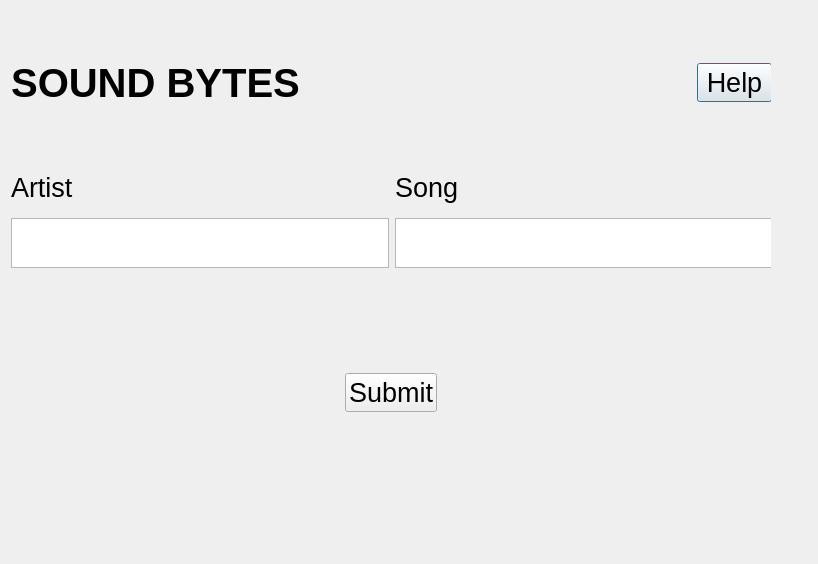
This is Sound Bytes Application/MainWindow.ui in juliamelchert/sound-bytes as Qt 5 draws it before an edit. The edited form follows.
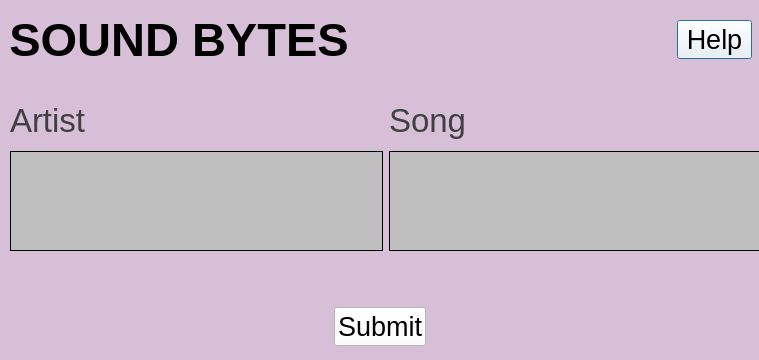
This is the edited form. The open tabs and pages were chosen to show the change.

Commit message: Refactored code so there were no code smells and updated UI design

Patch:
```diff
--- a/Sound Bytes Application/MainWindow.ui
+++ b/Sound Bytes Application/MainWindow.ui
@@ -6,8 +6,8 @@
    <rect>
     <x>0</x>
     <y>0</y>
-    <width>818</width>
-    <height>564</height>
+    <width>759</width>
+    <height>360</height>
    </rect>
   </property>
   <property name="windowTitle">
@@ -19,8 +19,8 @@
    </property>
    <property name="geometry">
     <rect>
-     <x>10</x>
-     <y>40</y>
+     <x>0</x>
+     <y>-30</y>
      <width>761</width>
      <height>421</height>
     </rect>
@@ -35,18 +35,34 @@
       <height>421</height>
      </size>
     </property>
-    <widget class="QWidget" name="layoutWidget">
+    <property name="autoFillBackground">
+     <bool>false</bool>
+    </property>
+    <widget class="QWidget" name="widget" native="true">
      <property name="geometry">
       <rect>
-       <x>1</x>
-       <y>20</y>
+       <x>0</x>
+       <y>0</y>
        <width>761</width>
-       <height>401</height>
+       <height>391</height>
       </rect>
      </property>
+     <property name="styleSheet">
+      <string notr="true">background-color: rgb(216,191,216);</string>
+     </property>
      <layout class="QVBoxLayout" name="verticalLayout_3">
+      <property name="leftMargin">
+       <number>0</number>
+      </property>
+      <property name="topMargin">
+       <number>39</number>
+      </property>
       <item>
+       <widget class="QWidget" name="widget" native="true">
        <layout class="QHBoxLayout" name="horizontalLayout_3">
+         <property name="topMargin">
+          <number>0</number>
+         </property>
         <item alignment="Qt::AlignLeft">
          <widget class="QLabel" name="label">
           <property name="maximumSize">
@@ -57,11 +73,13 @@
           </property>
           <property name="font">
            <font>
-            <pointsize>30</pointsize>
-            <weight>75</weight>
+             <pointsize>35</pointsize>
             <bold>true</bold>
            </font>
           </property>
+           <property name="styleSheet">
+            <string notr="true">color: black</string>
+           </property>
           <property name="text">
            <string>SOUND BYTES</string>
           </property>
@@ -72,6 +90,12 @@
         </item>
         <item alignment="Qt::AlignRight">
          <widget class="QPushButton" name="helpButton">
+           <property name="minimumSize">
+            <size>
+             <width>0</width>
+             <height>0</height>
+            </size>
+           </property>
           <property name="maximumSize">
            <size>
             <width>75</width>
@@ -83,23 +107,30 @@
             <pointsize>20</pointsize>
            </font>
           </property>
+           <property name="styleSheet">
+            <string notr="true">background-color: white; color: black;</string>
+           </property>
           <property name="text">
            <string>Help</string>
           </property>
          </widget>
         </item>
        </layout>
+       </widget>
       </item>
       <item>
        <layout class="QHBoxLayout" name="horizontalLayout">
         <property name="spacing">
          <number>6</number>
         </property>
+        <property name="leftMargin">
+         <number>10</number>
+        </property>
         <property name="topMargin">
-         <number>50</number>
+         <number>10</number>
         </property>
         <property name="bottomMargin">
-         <number>50</number>
+         <number>35</number>
         </property>
         <item>
          <layout class="QVBoxLayout" name="verticalLayout">
@@ -113,9 +144,12 @@
             </property>
             <property name="font">
              <font>
-              <pointsize>20</pointsize>
+              <pointsize>25</pointsize>
              </font>
             </property>
+            <property name="styleSheet">
+             <string notr="true">color: rgb(64, 64, 64)</string>
+            </property>
             <property name="text">
              <string>Artist</string>
             </property>
@@ -126,18 +160,24 @@
             <property name="minimumSize">
              <size>
               <width>0</width>
-              <height>10</height>
+              <height>50</height>
              </size>
             </property>
             <property name="maximumSize">
              <size>
               <width>16777215</width>
-              <height>50</height>
+              <height>100</height>
              </size>
             </property>
+            <property name="styleSheet">
+             <string notr="true">background-color: rgb(191, 191, 191); border: 1px solid black</string>
+            </property>
+            <property name="lineWidth">
+             <number>1</number>
+            </property>
             <property name="html">
              <string>&lt;!DOCTYPE HTML PUBLIC &quot;-//W3C//DTD HTML 4.0//EN&quot; &quot;http://www.w3.org/TR/REC-html40/strict.dtd&quot;&gt;
-&lt;html&gt;&lt;head&gt;&lt;meta name=&quot;qrichtext&quot; content=&quot;1&quot; /&gt;&lt;style type=&quot;text/css&quot;&gt;
+&lt;html&gt;&lt;head&gt;&lt;meta name=&quot;qrichtext&quot; content=&quot;1&quot; /&gt;&lt;meta charset=&quot;utf-8&quot; /&gt;&lt;style type=&quot;text/css&quot;&gt;
 p, li { white-space: pre-wrap; }
 &lt;/style&gt;&lt;/head&gt;&lt;body style=&quot; font-family:'.AppleSystemUIFont'; font-size:13pt; font-weight:400; font-style:normal;&quot;&gt;
 &lt;p style=&quot;-qt-paragraph-type:empty; margin-top:0px; margin-bottom:0px; margin-left:0px; margin-right:0px; -qt-block-indent:0; text-indent:0px;&quot;&gt;&lt;br /&gt;&lt;/p&gt;&lt;/body&gt;&lt;/html&gt;</string>
@@ -161,9 +201,12 @@
             </property>
             <property name="font">
              <font>
-              <pointsize>20</pointsize>
+              <pointsize>25</pointsize>
              </font>
             </property>
+            <property name="styleSheet">
+             <string notr="true">color: rgb(64, 64, 64)</string>
+            </property>
             <property name="text">
              <string>Song</string>
             </property>
@@ -171,15 +214,24 @@
           </item>
           <item>
            <widget class="QTextEdit" name="songInput">
+            <property name="minimumSize">
+             <size>
+              <width>0</width>
+              <height>50</height>
+             </size>
+            </property>
             <property name="maximumSize">
              <size>
               <width>16777215</width>
-              <height>50</height>
+              <height>100</height>
              </size>
             </property>
+            <property name="styleSheet">
+             <string notr="true">background-color: rgb(191, 191, 191); border: 1px solid black</string>
+            </property>
             <property name="html">
              <string>&lt;!DOCTYPE HTML PUBLIC &quot;-//W3C//DTD HTML 4.0//EN&quot; &quot;http://www.w3.org/TR/REC-html40/strict.dtd&quot;&gt;
-&lt;html&gt;&lt;head&gt;&lt;meta name=&quot;qrichtext&quot; content=&quot;1&quot; /&gt;&lt;style type=&quot;text/css&quot;&gt;
+&lt;html&gt;&lt;head&gt;&lt;meta name=&quot;qrichtext&quot; content=&quot;1&quot; /&gt;&lt;meta charset=&quot;utf-8&quot; /&gt;&lt;style type=&quot;text/css&quot;&gt;
 p, li { white-space: pre-wrap; }
 &lt;/style&gt;&lt;/head&gt;&lt;body style=&quot; font-family:'.AppleSystemUIFont'; font-size:13pt; font-weight:400; font-style:normal;&quot;&gt;
 &lt;p style=&quot;-qt-paragraph-type:empty; margin-top:0px; margin-bottom:0px; margin-left:0px; margin-right:0px; -qt-block-indent:0; text-indent:0px;&quot;&gt;&lt;br /&gt;&lt;/p&gt;&lt;/body&gt;&lt;/html&gt;</string>
@@ -203,6 +255,9 @@
           <pointsize>20</pointsize>
          </font>
         </property>
+        <property name="styleSheet">
+         <string notr="true">background-color: white; color: black</string>
+        </property>
         <property name="text">
          <string>Submit</string>
         </property>
```
Left out of the diff: 122 changed lines with no effect on the pictures. Lines whose indentation alone changed are shown as unchanged. The commit also changes 5 other files.
